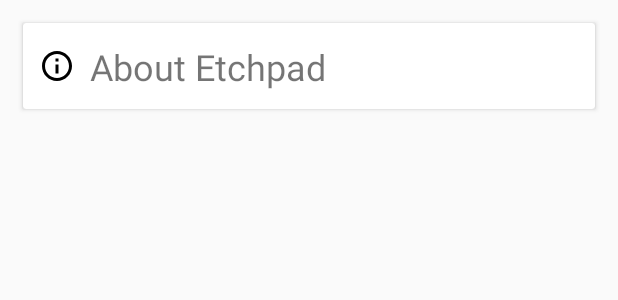
After one commit to TirTech/Etchpad, an Android app: the layout activity_help.xml on its own in the app's theme, with its tools: preview values and no code run, on a phone screen of 412 x 824 dp. The commit adds this screen. Shown: the top 300 px of the screen. Run offline under Robolectric (Android 15) with nearby library versions, the phone set to English and light mode, and no system bars.

Commit message:
Help menu

```diff
--- a/etchpad/app/src/main/java/ca/tirtech/etchpad/MainActivity.java
+++ b/etchpad/app/src/main/java/ca/tirtech/etchpad/MainActivity.java
@@ -82,6 +82,11 @@ public class MainActivity extends AppCompatActivity {
 				if (drawingProtocol != null) {
 					drawingProtocol.disconnect();
 				}
+				return true;
+			case R.id.action_help:
+				Intent help = new Intent(MainActivity.this, HelpActivity.class);
+				startActivity(help);
+				return true;
 		}
 
 		return super.onOptionsItemSelected(item);
--- a/etchpad/app/src/main/java/ca/tirtech/etchpad/drawingView/DrawingLayer.java
+++ b/etchpad/app/src/main/java/ca/tirtech/etchpad/drawingView/DrawingLayer.java
@@ -36,8 +36,8 @@ public class DrawingLayer extends LiveDataObservable {
 	/**
 	 * Construct a blank layer. The pen on this layer will start at the provided {@code (x,y)} position.
 	 *
-	 * @param x starting x pos
-	 * @param y starting y pos
+	 * @param width  starting x pos
+	 * @param height starting y pos
 	 */
 	public DrawingLayer(float width, float height) {
 		super();
--- a/etchpad/app/src/main/java/ca/tirtech/etchpad/networking/NearbyConnection.java
+++ b/etchpad/app/src/main/java/ca/tirtech/etchpad/networking/NearbyConnection.java
@@ -77,7 +77,7 @@ public class NearbyConnection {
 									"Error was: " + e.getMessage());
 							if (e.getMessage().contains("STATUS_BLUETOOTH_ERROR")) {
 								client.stopDiscovery();
-								discover();
+								disconnect();
 							}
 						});
 			}
--- /dev/null
+++ b/etchpad/app/src/main/res/drawable/ic_info_outline_black_24dp.xml
@@ -0,0 +1,9 @@
+<vector xmlns:android="http://schemas.android.com/apk/res/android"
+        android:width="24dp"
+        android:height="24dp"
+        android:viewportWidth="24.0"
+        android:viewportHeight="24.0">
+    <path
+            android:fillColor="#FF000000"
+            android:pathData="M11,17h2v-6h-2v6zM12,2C6.48,2 2,6.48 2,12s4.48,10 10,10 10,-4.48 10,-10S17.52,2 12,2zM12,20c-4.41,0 -8,-3.59 -8,-8s3.59,-8 8,-8 8,3.59 8,8 -3.59,8 -8,8zM11,9h2L13,7h-2v2z"/>
+</vector>
--- /dev/null
+++ b/etchpad/app/src/main/res/layout/activity_help.xml
@@ -0,0 +1,23 @@
+<?xml version="1.0" encoding="utf-8"?>
+<androidx.constraintlayout.widget.ConstraintLayout xmlns:android="http://schemas.android.com/apk/res/android"
+                                                   xmlns:app="http://schemas.android.com/apk/res-auto" android:orientation="vertical"
+                                                   android:layout_width="match_parent"
+                                                   android:layout_height="match_parent">
+    <androidx.cardview.widget.CardView
+            android:layout_width="0dp"
+            android:layout_height="57dp" app:layout_constraintEnd_toEndOf="parent" app:layout_constraintStart_toStartOf="parent" android:layout_marginStart="15dp" android:layout_marginEnd="15dp" app:layout_constraintTop_toTopOf="parent" android:layout_marginTop="15dp">
+
+
+        <androidx.constraintlayout.widget.ConstraintLayout
+                android:layout_width="match_parent"
+                android:layout_height="match_parent">
+            <ImageView
+                    android:layout_width="wrap_content"
+                    android:layout_height="wrap_content" app:srcCompat="@drawable/ic_info_outline_black_24dp" android:id="@+id/imageView" app:layout_constraintStart_toStartOf="parent" app:layout_constraintTop_toTopOf="parent" app:layout_constraintBottom_toBottomOf="parent" app:layout_constraintEnd_toStartOf="@+id/help_about"/>
+            <TextView
+                    android:id="@+id/help_about"
+                    android:layout_width="wrap_content"
+                    android:layout_height="wrap_content" android:text="@string/help_card_about" app:layout_constraintStart_toStartOf="parent" app:layout_constraintEnd_toEndOf="parent" app:layout_constraintBottom_toBottomOf="parent" app:layout_constraintTop_toTopOf="parent" app:layout_constraintHorizontal_bias="0.20" android:textSize="24sp"/>
+        </androidx.constraintlayout.widget.ConstraintLayout>
+    </androidx.cardview.widget.CardView>
+</androidx.constraintlayout.widget.ConstraintLayout>
--- a/etchpad/app/src/main/res/menu/menu_main.xml
+++ b/etchpad/app/src/main/res/menu/menu_main.xml
@@ -50,4 +50,9 @@
                     app:showAsAction="never"/>
         </menu>
     </item>
+    <item
+            android:id="@+id/action_help"
+            android:orderInCategory="100"
+            android:title="@string/action_help"
+            app:showAsAction="never"/>
 </menu>
```
Also changed, not shown: etchpad/app/src/main/AndroidManifest.xml (+7 -0 lines), etchpad/app/src/main/java/ca/tirtech/etchpad/HelpActivity.java (added, +13 -0 lines), etchpad/app/src/main/res/layout/activity_settings.xml (+5 -5 lines), etchpad/app/src/main/res/values/strings.xml (+16 -0 lines).
